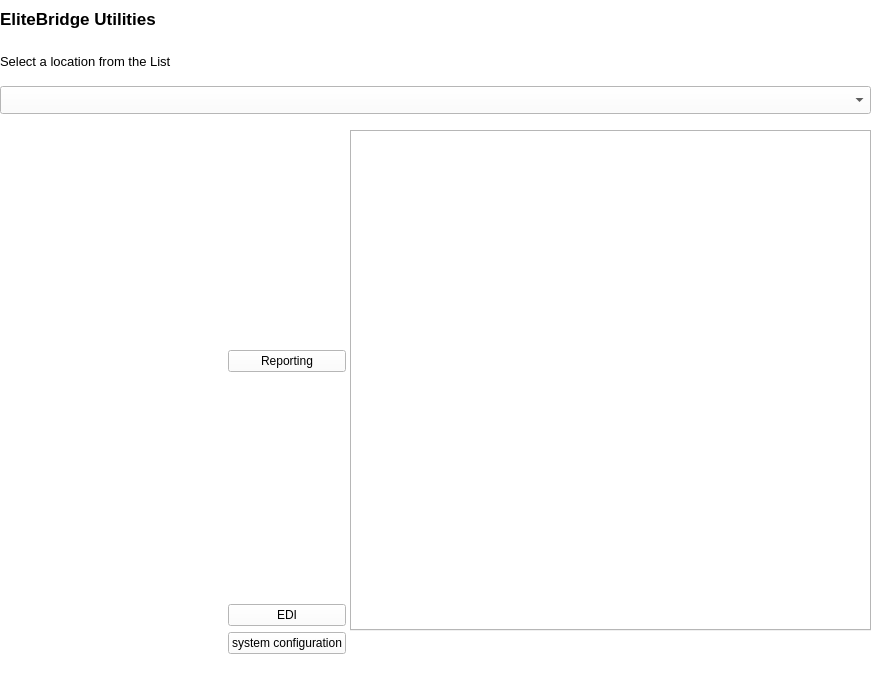
Before: the Qt Designer form elitebridge_ui_file/admin.ui in Mohitpanjikar/EliteBridgeuifile, drawn with Qt 5.
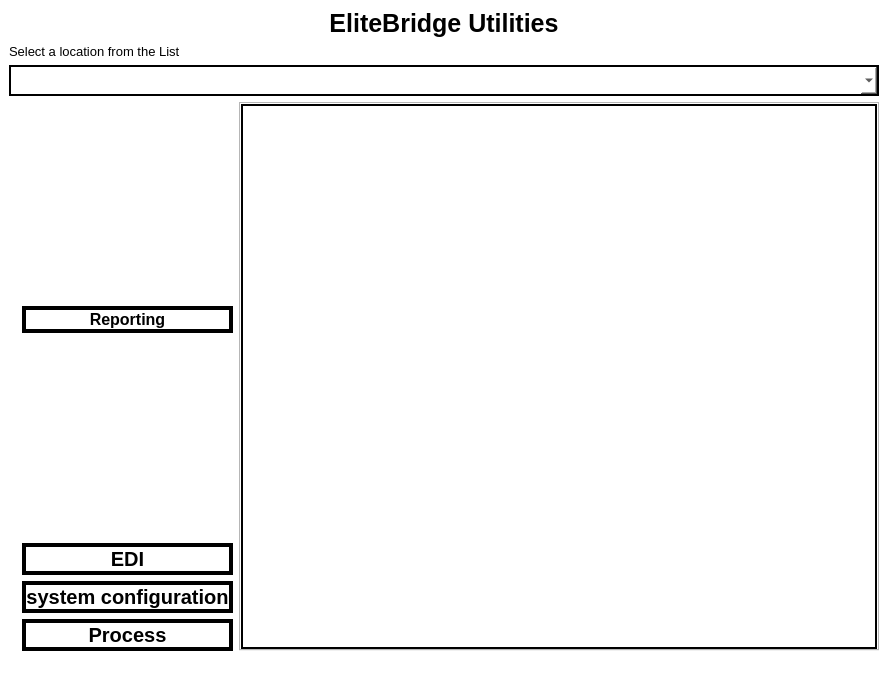
After: the same form once the commit is applied. Icons and pictures are not drawn.

Commit message: Added tabs for reporting, system,process, EDI

```diff
--- a/elitebridge_ui_file/admin.ui
+++ b/elitebridge_ui_file/admin.ui
@@ -17,33 +17,29 @@
    <string notr="true">background-color:rgb(255, 255, 255)</string>
   </property>
   <widget class="QWidget" name="centralwidget">
-   <widget class="QWidget" name="layoutWidget">
-    <property name="geometry">
-     <rect>
-      <x>0</x>
-      <y>0</y>
-      <width>871</width>
-      <height>114</height>
-     </rect>
-    </property>
-    <property name="font">
-     <font>
-      <pointsize>13</pointsize>
-      <bold>true</bold>
-     </font>
-    </property>
+   <layout class="QVBoxLayout" name="verticalLayout_2">
+    <item>
     <layout class="QVBoxLayout" name="verticalLayout">
      <item>
       <widget class="QLabel" name="label">
        <property name="font">
         <font>
-         <pointsize>13</pointsize>
+          <pointsize>19</pointsize>
          <bold>true</bold>
         </font>
        </property>
+        <property name="autoFillBackground">
+         <bool>false</bool>
+        </property>
+        <property name="frameShadow">
+         <enum>QFrame::Sunken</enum>
+        </property>
        <property name="text">
         <string>EliteBridge Utilities</string>
        </property>
+        <property name="alignment">
+         <set>Qt::AlignCenter</set>
+        </property>
       </widget>
      </item>
      <item>
@@ -63,24 +59,37 @@
       <widget class="QComboBox" name="comboBox">
        <property name="font">
         <font>
-         <pointsize>13</pointsize>
+          <pointsize>16</pointsize>
          <bold>true</bold>
         </font>
        </property>
+        <property name="styleSheet">
+         <string notr="true">border: 2px solid black;</string>
+        </property>
       </widget>
      </item>
     </layout>
-   </widget>
-   <widget class="QWidget" name="layoutWidget">
-    <property name="geometry">
-     <rect>
-      <x>0</x>
-      <y>125</y>
-      <width>346</width>
-      <height>557</height>
-     </rect>
-    </property>
-    <layout class="QGridLayout" name="gridLayout">
+    </item>
+    <item>
+     <layout class="QHBoxLayout" name="horizontalLayout">
+      <item>
+       <layout class="QGridLayout" name="_2">
+        <item row="2" column="2">
+         <widget class="QPushButton" name="btn_EDI">
+          <property name="font">
+           <font>
+            <pointsize>15</pointsize>
+            <bold>true</bold>
+           </font>
+          </property>
+          <property name="styleSheet">
+           <string notr="true">border: 4px solid black;</string>
+          </property>
+          <property name="text">
+           <string>EDI</string>
+          </property>
+         </widget>
+        </item>
      <item row="2" column="0" colspan="2">
       <widget class="QLabel" name="label_6">
        <property name="text">
@@ -91,13 +100,19 @@
        </property>
       </widget>
      </item>
-     <item row="0" column="0" rowspan="2" colspan="2">
-      <widget class="QLabel" name="label_3">
+        <item row="4" column="2">
+         <widget class="QPushButton" name="btn_process">
+          <property name="font">
+           <font>
+            <pointsize>15</pointsize>
+            <bold>true</bold>
+           </font>
+          </property>
+          <property name="styleSheet">
+           <string notr="true">border: 4px solid black;</string>
+          </property>
        <property name="text">
-        <string/>
-       </property>
-       <property name="pixmap">
-        <pixmap>C:/Users/Dell/OneDrive/Pictures/Screenshots/Screenshot 2023-06-10 121132.png</pixmap>
+           <string>Process</string>
        </property>
       </widget>
      </item>
@@ -111,59 +126,73 @@
        </property>
       </widget>
      </item>
-     <item row="3" column="0" colspan="2">
-      <widget class="QLabel" name="label_9">
-       <property name="text">
-        <string/>
-       </property>
-       <property name="pixmap">
-        <pixmap>C:/Users/Dell/OneDrive/Pictures/Screenshots/systemconfig.png</pixmap>
-       </property>
-      </widget>
-     </item>
      <item row="0" column="2" rowspan="2">
       <widget class="QPushButton" name="btn_reporting">
+          <property name="font">
+           <font>
+            <pointsize>12</pointsize>
+            <bold>true</bold>
+           </font>
+          </property>
+          <property name="styleSheet">
+           <string notr="true">border: 4px solid black;</string>
+          </property>
        <property name="text">
         <string>Reporting</string>
        </property>
       </widget>
      </item>
-     <item row="2" column="2">
-      <widget class="QPushButton" name="btn_EDI">
+        <item row="0" column="0" rowspan="2" colspan="2">
+         <widget class="QLabel" name="label_3">
        <property name="text">
-        <string>EDI</string>
+           <string/>
+          </property>
+          <property name="pixmap">
+           <pixmap>C:/Users/Dell/OneDrive/Pictures/Screenshots/Screenshot 2023-06-10 121132.png</pixmap>
+          </property>
+         </widget>
+        </item>
+        <item row="3" column="0" colspan="2">
+         <widget class="QLabel" name="label_9">
+          <property name="text">
+           <string/>
+          </property>
+          <property name="pixmap">
+           <pixmap>C:/Users/Dell/OneDrive/Pictures/Screenshots/systemconfig.png</pixmap>
        </property>
       </widget>
      </item>
      <item row="3" column="2">
       <widget class="QPushButton" name="btn_sysConfig">
+          <property name="font">
+           <font>
+            <pointsize>15</pointsize>
+            <bold>true</bold>
+           </font>
+          </property>
+          <property name="styleSheet">
+           <string notr="true">border: 4px solid black;</string>
+          </property>
        <property name="text">
         <string>system configuration</string>
        </property>
       </widget>
      </item>
-     <item row="4" column="2">
-      <widget class="QPushButton" name="btn_process">
-       <property name="text">
-        <string>Process</string>
-       </property>
-      </widget>
-     </item>
-    </layout>
-   </widget>
+       </layout>
+      </item>
+      <item>
    <widget class="QTabWidget" name="tabWidget">
-    <property name="geometry">
-     <rect>
-      <x>350</x>
-      <y>130</y>
-      <width>521</width>
-      <height>501</height>
-     </rect>
+        <property name="styleSheet">
+         <string notr="true">border: 2px solid black;</string>
     </property>
     <property name="currentIndex">
      <number>-1</number>
     </property>
    </widget>
+      </item>
+     </layout>
+    </item>
+   </layout>
   </widget>
   <widget class="QMenuBar" name="menubar">
    <property name="geometry">
```
Lines whose indentation alone changed are shown as unchanged. The commit also changes 78 other files.
